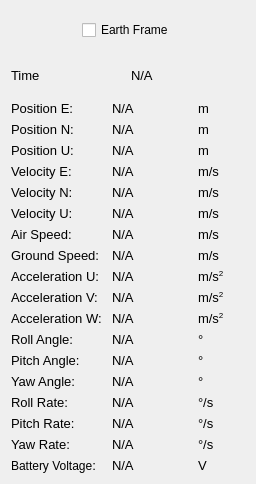
Above: src/ground_station/src/Widgets/forms/WidgetSensorData.ui from theilem/uavEE before the change. Below: the same form after it.
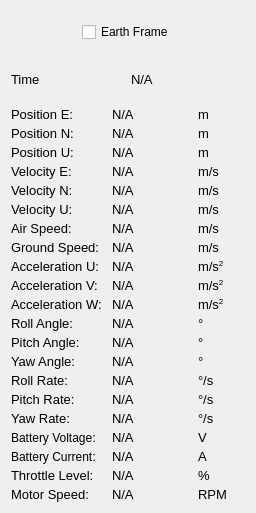
That is the form after the change.

Commit message: Updated configs; Updated sensorData widget.

```diff
--- a/src/ground_station/src/Widgets/forms/WidgetSensorData.ui
+++ b/src/ground_station/src/Widgets/forms/WidgetSensorData.ui
@@ -7,7 +7,7 @@
     <x>0</x>
     <y>0</y>
     <width>256</width>
-    <height>484</height>
+    <height>513</height>
    </rect>
   </property>
   <property name="sizePolicy">
@@ -67,6 +67,9 @@
       <layout class="QHBoxLayout" name="horizontalLayout_2">
        <item>
         <layout class="QVBoxLayout" name="verticalLayout">
+         <property name="spacing">
+          <number>4</number>
+         </property>
          <item>
           <widget class="QLabel" name="peLabel">
            <property name="font">
@@ -337,10 +340,58 @@
            </property>
           </widget>
          </item>
+         <item>
+          <widget class="QLabel" name="currLabel">
+           <property name="font">
+            <font>
+             <pointsize>7</pointsize>
+            </font>
+           </property>
+           <property name="text">
+            <string>&lt;html&gt;&lt;head/&gt;&lt;body&gt;&lt;p&gt;&lt;span style=&quot; font-size:9pt;&quot;&gt;Battery Current&lt;/span&gt;&lt;span style=&quot; font-size:10pt;&quot;&gt;: &lt;/span&gt;&lt;/p&gt;&lt;/body&gt;&lt;/html&gt;</string>
+           </property>
+           <property name="alignment">
+            <set>Qt::AlignLeading|Qt::AlignLeft|Qt::AlignVCenter</set>
+           </property>
+          </widget>
+         </item>
+         <item>
+          <widget class="QLabel" name="throttle">
+           <property name="font">
+            <font>
+             <pointsize>7</pointsize>
+            </font>
+           </property>
+           <property name="text">
+            <string>&lt;html&gt;&lt;head/&gt;&lt;body&gt;&lt;p&gt;&lt;span style=&quot; font-size:10pt;&quot;&gt;Throttle Level: &lt;/span&gt;&lt;/p&gt;&lt;/body&gt;&lt;/html&gt;</string>
+           </property>
+           <property name="alignment">
+            <set>Qt::AlignLeading|Qt::AlignLeft|Qt::AlignVCenter</set>
+           </property>
+          </widget>
+         </item>
+         <item>
+          <widget class="QLabel" name="rpm">
+           <property name="font">
+            <font>
+             <pointsize>7</pointsize>
+            </font>
+           </property>
+           <property name="text">
+            <string>&lt;html&gt;&lt;head/&gt;&lt;body&gt;&lt;p&gt;&lt;span style=&quot; font-size:10pt;&quot;&gt;Motor Speed: &lt;/span&gt;&lt;/p&gt;&lt;/body&gt;&lt;/html&gt;</string>
+           </property>
+           <property name="alignment">
+            <set>Qt::AlignLeading|Qt::AlignLeft|Qt::AlignVCenter</set>
+           </property>
+          </widget>
+         </item>
         </layout>
        </item>
        <item>
-        <layout class="QVBoxLayout" name="verticalLayout_3">
+        <layout class="QVBoxLayout" name="verticalLayout_2">
+         <property name="spacing">
+          <number>4</number>
+         </property>
          <item>
           <widget class="QLabel" name="peValue">
            <property name="sizePolicy">
@@ -989,10 +1040,121 @@
            </property>
           </widget>
          </item>
+         <item>
+          <widget class="QLabel" name="currValue">
+           <property name="sizePolicy">
+            <sizepolicy hsizetype="Fixed" vsizetype="Preferred">
+             <horstretch>0</horstretch>
+             <verstretch>0</verstretch>
+            </sizepolicy>
+           </property>
+           <property name="minimumSize">
+            <size>
+             <width>80</width>
+             <height>0</height>
+            </size>
+           </property>
+           <property name="maximumSize">
+            <size>
+             <width>80</width>
+             <height>16777215</height>
+            </size>
+           </property>
+           <property name="baseSize">
+            <size>
+             <width>80</width>
+             <height>0</height>
+            </size>
+           </property>
+           <property name="font">
+            <font>
+             <pointsize>7</pointsize>
+            </font>
+           </property>
+           <property name="text">
+            <string>&lt;html&gt;&lt;head/&gt;&lt;body&gt;&lt;p&gt;&lt;span style=&quot; font-size:10pt;&quot;&gt;N/A&lt;/span&gt;&lt;/p&gt;&lt;/body&gt;&lt;/html&gt;</string>
+           </property>
+          </widget>
+         </item>
+         <item>
+          <widget class="QLabel" name="throttleValue">
+           <property name="sizePolicy">
+            <sizepolicy hsizetype="Fixed" vsizetype="Preferred">
+             <horstretch>0</horstretch>
+             <verstretch>0</verstretch>
+            </sizepolicy>
+           </property>
+           <property name="minimumSize">
+            <size>
+             <width>80</width>
+             <height>0</height>
+            </size>
+           </property>
+           <property name="maximumSize">
+            <size>
+             <width>80</width>
+             <height>16777215</height>
+            </size>
+           </property>
+           <property name="baseSize">
+            <size>
+             <width>80</width>
+             <height>0</height>
+            </size>
+           </property>
+           <property name="font">
+            <font>
+             <pointsize>7</pointsize>
+            </font>
+           </property>
+           <property name="text">
+            <string>&lt;html&gt;&lt;head/&gt;&lt;body&gt;&lt;p&gt;&lt;span style=&quot; font-size:10pt;&quot;&gt;N/A&lt;/span&gt;&lt;/p&gt;&lt;/body&gt;&lt;/html&gt;</string>
+           </property>
+          </widget>
+         </item>
+         <item>
+          <widget class="QLabel" name="rpmValue">
+           <property name="sizePolicy">
+            <sizepolicy hsizetype="Fixed" vsizetype="Preferred">
+             <horstretch>0</horstretch>
+             <verstretch>0</verstretch>
+            </sizepolicy>
+           </property>
+           <property name="minimumSize">
+            <size>
+             <width>80</width>
+             <height>0</height>
+            </size>
+           </property>
+           <property name="maximumSize">
+            <size>
+             <width>80</width>
+             <height>16777215</height>
+            </size>
+           </property>
+           <property name="baseSize">
+            <size>
+             <width>80</width>
+             <height>0</height>
+            </size>
+           </property>
+           <property name="font">
+            <font>
+             <pointsize>7</pointsize>
+            </font>
+           </property>
+           <property name="text">
+            <string>&lt;html&gt;&lt;head/&gt;&lt;body&gt;&lt;p&gt;&lt;span style=&quot; font-size:10pt;&quot;&gt;N/A&lt;/span&gt;&lt;/p&gt;&lt;/body&gt;&lt;/html&gt;</string>
+           </property>
+          </widget>
+         </item>
         </layout>
        </item>
        <item>
-        <layout class="QVBoxLayout" name="verticalLayout_2">
+        <layout class="QVBoxLayout" name="verticalLayout_3">
+         <property name="spacing">
+          <number>4</number>
+         </property>
          <item>
           <widget class="QLabel" name="peUnitLabel">
            <property name="font">
@@ -1263,6 +1425,51 @@
            </property>
           </widget>
          </item>
+         <item>
+          <widget class="QLabel" name="currUnitLabel">
+           <property name="font">
+            <font>
+             <pointsize>7</pointsize>
+            </font>
+           </property>
+           <property name="text">
+            <string>&lt;html&gt;&lt;head/&gt;&lt;body&gt;&lt;p&gt;&lt;span style=&quot; font-size:10pt;&quot;&gt;A&lt;/span&gt;&lt;/p&gt;&lt;/body&gt;&lt;/html&gt;</string>
+           </property>
+           <property name="alignment">
+            <set>Qt::AlignLeading|Qt::AlignLeft|Qt::AlignVCenter</set>
+           </property>
+          </widget>
+         </item>
+         <item>
+          <widget class="QLabel" name="throttleUnitLabel">
+           <property name="font">
+            <font>
+             <pointsize>7</pointsize>
+            </font>
+           </property>
+           <property name="text">
+            <string>&lt;html&gt;&lt;head/&gt;&lt;body&gt;&lt;p&gt;&lt;span style=&quot; font-size:10pt;&quot;&gt;%&lt;/span&gt;&lt;/p&gt;&lt;/body&gt;&lt;/html&gt;</string>
+           </property>
+           <property name="alignment">
+            <set>Qt::AlignLeading|Qt::AlignLeft|Qt::AlignVCenter</set>
+           </property>
+          </widget>
+         </item>
+         <item>
+          <widget class="QLabel" name="rpmUnitLabel">
+           <property name="font">
+            <font>
+             <pointsize>7</pointsize>
+            </font>
+           </property>
+           <property name="text">
+            <string>&lt;html&gt;&lt;head/&gt;&lt;body&gt;&lt;p&gt;&lt;span style=&quot; font-size:10pt;&quot;&gt;RPM&lt;/span&gt;&lt;/p&gt;&lt;/body&gt;&lt;/html&gt;</string>
+           </property>
+           <property name="alignment">
+            <set>Qt::AlignLeading|Qt::AlignLeft|Qt::AlignVCenter</set>
+           </property>
+          </widget>
+         </item>
         </layout>
        </item>
       </layout>
```
The commit also changes 2 other files.
